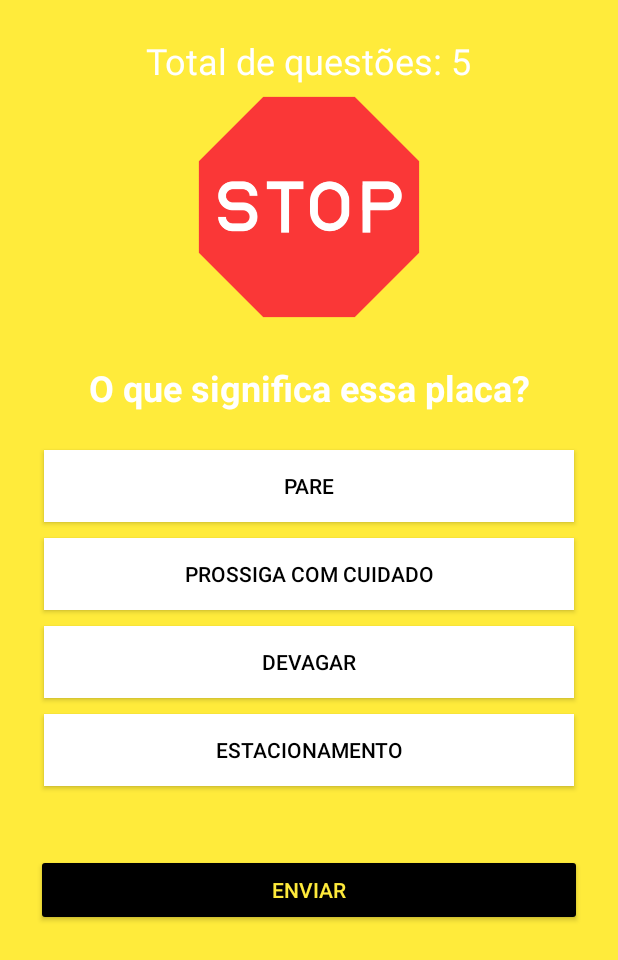
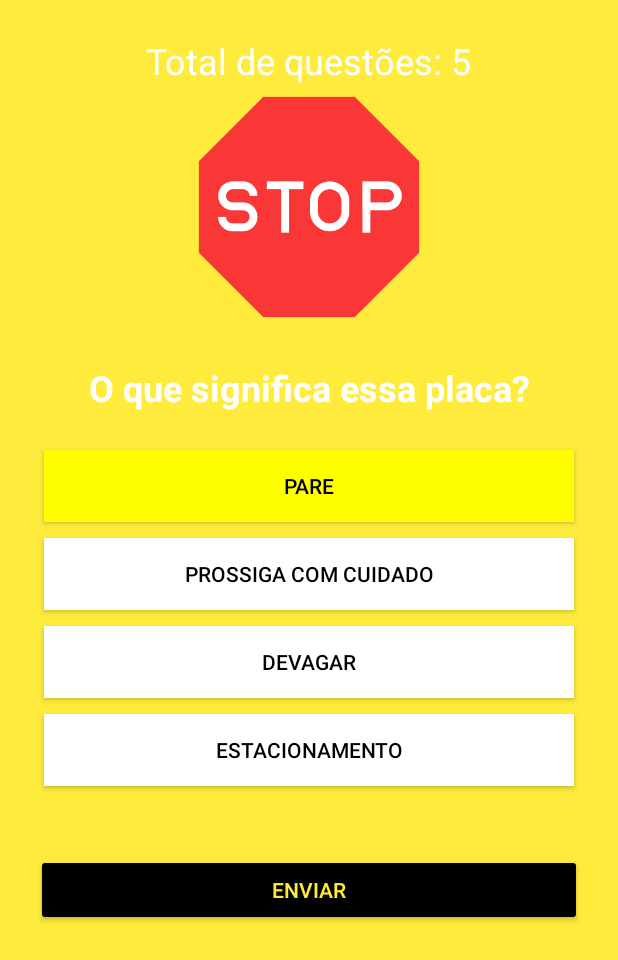
Before and after one commit to VictorVicente004/QuizPlacasAndroid, an Android app: the Tela1 screen opened directly, with no data from a screen before it, after a tap on "PARE", on a phone screen of 412 x 824 dp. Shown: the top 960 px of the screen. Run offline under Robolectric (Android 15) with nearby library versions, the phone set to English and light mode, and no system bars.

Commit message:
Arrumando as cores dos botoes de resposta

```diff
--- a/app/src/main/java/com/example/quizplacas/Tela1.java
+++ b/app/src/main/java/com/example/quizplacas/Tela1.java
@@ -59,7 +59,6 @@ public class Tela1 extends AppCompatActivity implements View.OnClickListener {
     public void onClick(View v) {
         Button clickedButton = (Button) v;
 
-
         btnA.setBackgroundColor(Color.WHITE);
         btnB.setBackgroundColor(Color.WHITE);
         btnC.setBackgroundColor(Color.WHITE);
@@ -81,7 +80,7 @@ public class Tela1 extends AppCompatActivity implements View.OnClickListener {
         else {
             // Escolhas dos botões clicados
             respostaSelec = clickedButton.getText().toString();
-        clickedButton.setBackgroundColor(Color.MAGENTA);
+        clickedButton.setBackgroundColor(Color.YELLOW);
 
         }
 
--- /dev/null
+++ b/app/src/main/res/drawable/button_color.xml
@@ -0,0 +1,5 @@
+<?xml version="1.0" encoding="utf-8"?>
+<selector xmlns:android="http://schemas.android.com/apk/res/android">
+    <item android:state_pressed="true" android:color="@color/botao_pressionado"/>
+    <item android:color="@color/botao_normal"/>
+</selector>
--- a/app/src/main/res/layout/activity_tela1.xml
+++ b/app/src/main/res/layout/activity_tela1.xml
@@ -54,7 +54,6 @@
             android:layout_width="match_parent"
             android:layout_height="wrap_content"
             android:layout_margin="5dp"
-            android:backgroundTint="@color/white"
             android:text="Resposta A"
             android:textColor="@color/black" />
 
@@ -63,7 +62,6 @@
             android:layout_width="match_parent"
             android:layout_height="wrap_content"
             android:layout_margin="5dp"
-            android:backgroundTint="@color/white"
             android:text="Resposta B"
             android:textColor="@color/black" />
 
@@ -72,7 +70,6 @@
             android:layout_width="match_parent"
             android:layout_height="wrap_content"
             android:layout_margin="5dp"
-            android:backgroundTint="@color/white"
             android:text="Resposta C"
             android:textColor="@color/black" />
 
@@ -81,7 +78,6 @@
             android:layout_width="match_parent"
             android:layout_height="wrap_content"
             android:layout_margin="5dp"
-            android:backgroundTint="@color/white"
             android:text="Resposta D"
             android:textColor="@color/black" />
 
--- a/app/src/main/res/values/colors.xml
+++ b/app/src/main/res/values/colors.xml
@@ -3,4 +3,9 @@
     <color name="black">#FF000000</color>
     <color name="white">#FFFFFFFF</color>
     <color name="quizbackground">#FFEB3B</color>
+    <color name="gray">#606060</color>
+    <color name="botao_pressionado">#FFEB3B</color>
+    <color name="botao_normal">#FFFFFFFF</color>
+
+
 </resources>
--- a/app/src/main/res/values/styles.xml
+++ b/app/src/main/res/values/styles.xml
@@ -1,9 +1,9 @@
 <?xml version="1.0" encoding="utf-8"?>
 <resources>
     <style name="AppTheme" parent="Theme.AppCompat.NoActionBar">
-        <item name="colorPrimary">@color/white</item>
+        <item name="colorPrimary">@color/black</item>
         <item name="colorPrimaryDark">@color/black</item>
-        <item name="colorAccent">@color/black</item>
+        <item name="colorAccent">@color/quizbackground</item>
     </style>
 
 
```
